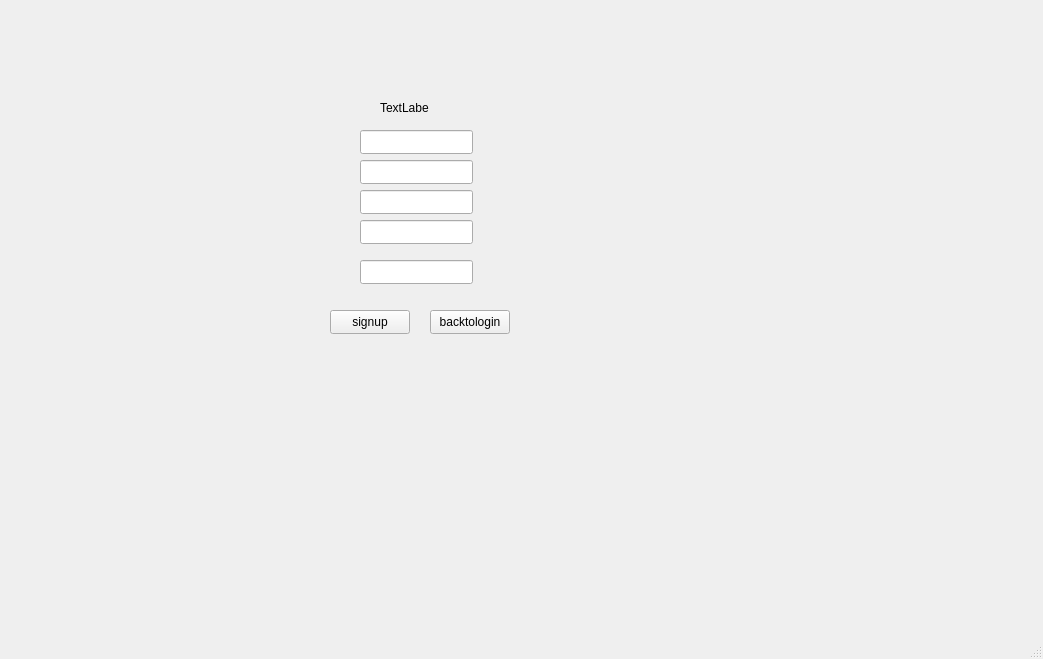
The window that PlotaClient/PlotaClient/mainwindow.ui (amirsoleimani7/plota) describes before a commit, drawn with Qt 5.
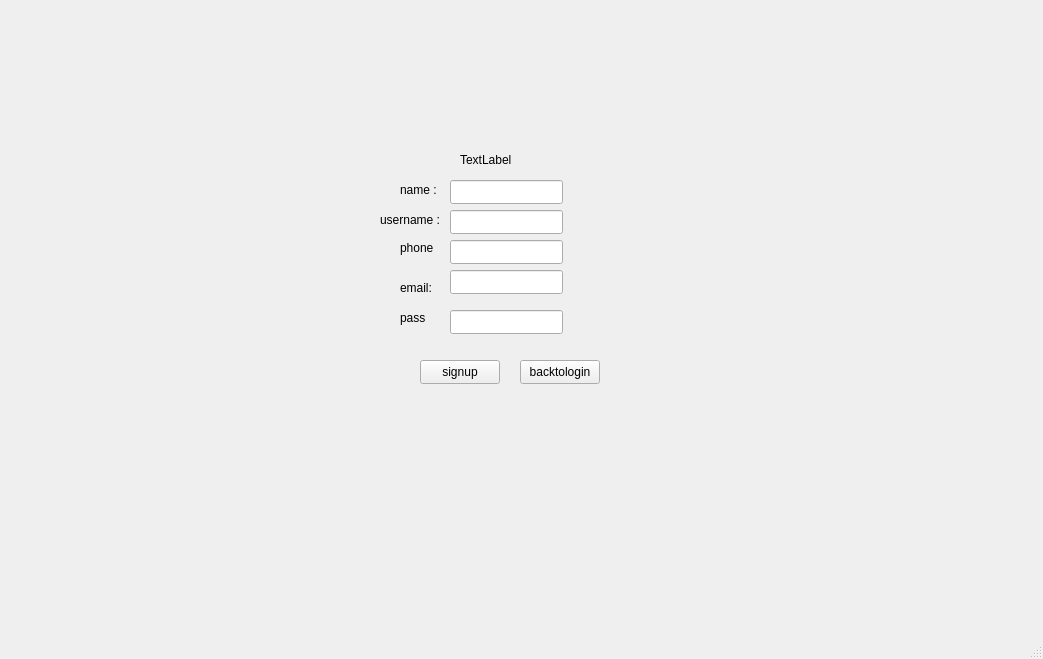
The same window after the commit. The open tabs and pages were chosen to show the change.

The edit to the form file:
```diff
--- a/PlotaClient/PlotaClient/mainwindow.ui
+++ b/PlotaClient/PlotaClient/mainwindow.ui
@@ -17,7 +17,7 @@
    <widget class="QStackedWidget" name="stack">
     <property name="geometry">
      <rect>
-      <x>0</x>
+      <x>10</x>
       <y>0</y>
       <width>1041</width>
       <height>631</height>
@@ -104,18 +104,21 @@
      <widget class="QLineEdit" name="leSignupName">
       <property name="geometry">
        <rect>
-        <x>360</x>
-        <y>130</y>
+        <x>440</x>
+        <y>180</y>
         <width>113</width>
         <height>24</height>
        </rect>
       </property>
+      <property name="text">
+       <string/>
+      </property>
      </widget>
      <widget class="QLineEdit" name="leSignupUsername">
       <property name="geometry">
        <rect>
-        <x>360</x>
-        <y>160</y>
+        <x>440</x>
+        <y>210</y>
         <width>113</width>
         <height>24</height>
        </rect>
@@ -124,8 +127,8 @@
      <widget class="QLineEdit" name="leSignupPhone">
       <property name="geometry">
        <rect>
-        <x>360</x>
-        <y>190</y>
+        <x>440</x>
+        <y>240</y>
         <width>113</width>
         <height>24</height>
        </rect>
@@ -134,8 +137,8 @@
      <widget class="QLineEdit" name="leSignupPassword">
       <property name="geometry">
        <rect>
-        <x>360</x>
-        <y>260</y>
+        <x>440</x>
+        <y>310</y>
         <width>113</width>
         <height>24</height>
        </rect>
@@ -144,8 +147,8 @@
      <widget class="QLineEdit" name="leSignupEmail">
       <property name="geometry">
        <rect>
-        <x>360</x>
-        <y>220</y>
+        <x>440</x>
+        <y>270</y>
         <width>113</width>
         <height>24</height>
        </rect>
@@ -154,8 +157,8 @@
      <widget class="QPushButton" name="btnSignup">
       <property name="geometry">
        <rect>
-        <x>330</x>
-        <y>310</y>
+        <x>410</x>
+        <y>360</y>
         <width>80</width>
         <height>24</height>
        </rect>
@@ -167,8 +170,8 @@
      <widget class="QPushButton" name="btnBackToLogin">
       <property name="geometry">
        <rect>
-        <x>430</x>
-        <y>310</y>
+        <x>510</x>
+        <y>360</y>
         <width>80</width>
         <height>24</height>
        </rect>
@@ -180,16 +183,81 @@
      <widget class="QLabel" name="lblSignupStatus">
       <property name="geometry">
        <rect>
-        <x>380</x>
-        <y>100</y>
-        <width>49</width>
-        <height>16</height>
+        <x>450</x>
+        <y>150</y>
+        <width>91</width>
+        <height>20</height>
        </rect>
       </property>
       <property name="text">
        <string>TextLabel</string>
       </property>
      </widget>
+     <widget class="QLabel" name="leSignupName_label">
+      <property name="geometry">
+       <rect>
+        <x>390</x>
+        <y>180</y>
+        <width>41</width>
+        <height>20</height>
+       </rect>
+      </property>
+      <property name="text">
+       <string>name : </string>
+      </property>
+     </widget>
+     <widget class="QLabel" name="leSignupUsername_label">
+      <property name="geometry">
+       <rect>
+        <x>370</x>
+        <y>210</y>
+        <width>61</width>
+        <height>20</height>
+       </rect>
+      </property>
+      <property name="text">
+       <string>username :</string>
+      </property>
+     </widget>
+     <widget class="QLabel" name="leSignupPhone_label">
+      <property name="geometry">
+       <rect>
+        <x>390</x>
+        <y>240</y>
+        <width>49</width>
+        <height>16</height>
+       </rect>
+      </property>
+      <property name="text">
+       <string>phone</string>
+      </property>
+     </widget>
+     <widget class="QLabel" name="leSignupEmail_label">
+      <property name="geometry">
+       <rect>
+        <x>390</x>
+        <y>280</y>
+        <width>49</width>
+        <height>16</height>
+       </rect>
+      </property>
+      <property name="text">
+       <string>email: </string>
+      </property>
+     </widget>
+     <widget class="QLabel" name="leSignupPassword_label">
+      <property name="geometry">
+       <rect>
+        <x>390</x>
+        <y>310</y>
+        <width>49</width>
+        <height>16</height>
+       </rect>
+      </property>
+      <property name="text">
+       <string>pass</string>
+      </property>
+     </widget>
     </widget>
     <widget class="QWidget" name="pageForgot">
      <widget class="QLineEdit" name="leForgotUsername">
```
Left out of the diff: 158 changed lines with no effect on the pictures.
